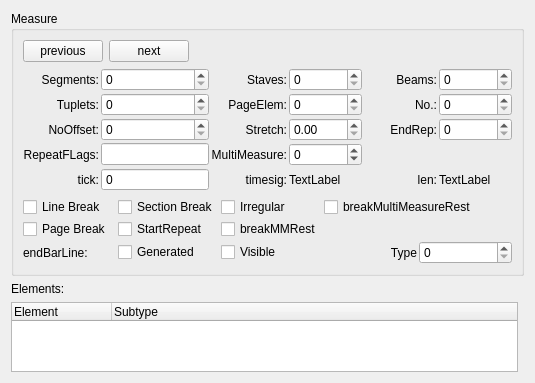
Old version of the form mscore/mscore/measure.ui in the repository musescore/musescore-old.
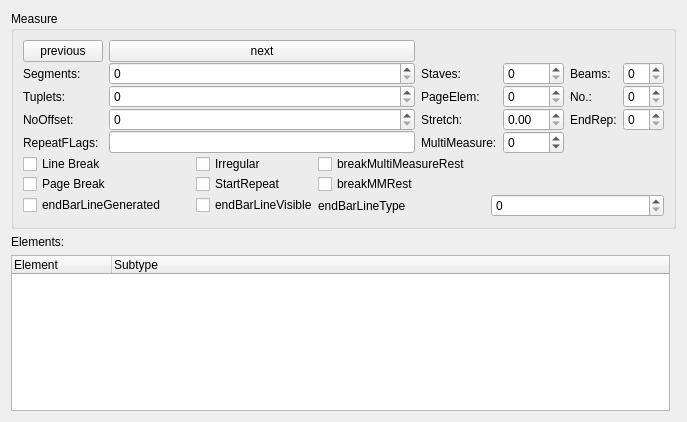
New version of the form.

What changed in the file:
```diff
--- a/mscore/mscore/measure.ui
+++ b/mscore/mscore/measure.ui
@@ -6,136 +6,131 @@
    <rect>
     <x>0</x>
     <y>0</y>
-    <width>535</width>
-    <height>372</height>
+    <width>687</width>
+    <height>422</height>
    </rect>
   </property>
   <property name="windowTitle">
    <string>Form</string>
   </property>
   <layout class="QGridLayout">
-   <item row="1" column="0">
-    <widget class="QLabel" name="label_11">
-     <property name="text">
-      <string notr="true">Elements:</string>
-     </property>
-    </widget>
-   </item>
-   <item row="2" column="0">
-    <widget class="QTreeWidget" name="sel">
-     <column>
-      <property name="text">
-       <string notr="true">Element</string>
-      </property>
-     </column>
-     <column>
-      <property name="text">
-       <string notr="true">Subtype</string>
-      </property>
-     </column>
-    </widget>
-   </item>
    <item row="0" column="0" colspan="2">
     <widget class="QGroupBox" name="MeasureBase_2">
      <property name="title">
       <string notr="true">Measure</string>
      </property>
      <property name="flat">
-      <bool>false</bool>
-     </property>
-     <layout class="QVBoxLayout" name="verticalLayout">
-      <item>
-       <layout class="QHBoxLayout" name="horizontalLayout">
-        <item>
-         <widget class="QPushButton" name="prevButton">
-          <property name="toolTip">
-           <string notr="true"/>
-          </property>
-          <property name="text">
-           <string notr="true">previous</string>
-          </property>
-         </widget>
-        </item>
-        <item>
-         <widget class="QPushButton" name="nextButton">
-          <property name="text">
-           <string notr="true">next</string>
-          </property>
-         </widget>
-        </item>
-        <item>
-         <spacer name="horizontalSpacer">
-          <property name="orientation">
-           <enum>Qt::Horizontal</enum>
-          </property>
-          <property name="sizeHint" stdset="0">
-           <size>
-            <width>40</width>
-            <height>20</height>
-           </size>
-          </property>
-         </spacer>
-        </item>
-       </layout>
-      </item>
-      <item>
-       <layout class="QGridLayout" name="gridLayout_2">
-        <property name="spacing">
-         <number>2</number>
-        </property>
-        <item row="4" column="2">
-         <widget class="QSpinBox" name="tick">
-          <property name="readOnly">
            <bool>true</bool>
           </property>
-          <property name="buttonSymbols">
-           <enum>QAbstractSpinBox::NoButtons</enum>
-          </property>
-          <property name="maximum">
-           <number>16000000</number>
-          </property>
-         </widget>
-        </item>
+     <layout class="QGridLayout">
+      <property name="horizontalSpacing">
+       <number>6</number>
+      </property>
+      <property name="verticalSpacing">
+       <number>0</number>
+      </property>
+      <property name="margin">
+       <number>9</number>
+      </property>
+      <item row="5" column="0" colspan="6">
+       <layout class="QGridLayout" name="gridLayout">
+        <property name="margin">
+         <number>0</number>
+        </property>
         <item row="0" column="0">
-         <widget class="QLabel" name="label">
+         <widget class="QCheckBox" name="lineBreak">
           <property name="text">
-           <string notr="true">Segments:</string>
+           <string notr="true">Line Break</string>
           </property>
-          <property name="textFormat">
-           <enum>Qt::PlainText</enum>
+         </widget>
+        </item>
+        <item row="0" column="1">
+         <widget class="QCheckBox" name="irregular">
+          <property name="sizePolicy">
+           <sizepolicy hsizetype="Fixed" vsizetype="Fixed">
+            <horstretch>0</horstretch>
+            <verstretch>0</verstretch>
+           </sizepolicy>
           </property>
-          <property name="alignment">
-           <set>Qt::AlignRight|Qt::AlignTrailing|Qt::AlignVCenter</set>
+          <property name="text">
+           <string notr="true">Irregular</string>
           </property>
          </widget>
         </item>
-        <item row="0" column="2">
-         <widget class="QSpinBox" name="segments">
+        <item row="1" column="0">
+         <widget class="QCheckBox" name="pageBreak">
+          <property name="text">
+           <string notr="true">Page Break</string>
+          </property>
+         </widget>
+        </item>
+        <item row="1" column="1">
+         <widget class="QCheckBox" name="startRepeat">
           <property name="sizePolicy">
-           <sizepolicy hsizetype="Preferred" vsizetype="Fixed">
+           <sizepolicy hsizetype="Fixed" vsizetype="Fixed">
             <horstretch>0</horstretch>
             <verstretch>0</verstretch>
            </sizepolicy>
           </property>
+          <property name="text">
+           <string notr="true">StartRepeat</string>
+          </property>
          </widget>
         </item>
-        <item row="0" column="3">
-         <widget class="QLabel" name="label_4">
+        <item row="0" column="2" colspan="2">
+         <widget class="QCheckBox" name="breakMultiMeasureRest">
           <property name="text">
-           <string notr="true">Staves:</string>
+           <string>breakMultiMeasureRest</string>
           </property>
-          <property name="textFormat">
-           <enum>Qt::PlainText</enum>
+         </widget>
+        </item>
+        <item row="1" column="2" colspan="2">
+         <widget class="QCheckBox" name="breakMMRest">
+          <property name="text">
+           <string notr="true">breakMMRest</string>
           </property>
-          <property name="alignment">
-           <set>Qt::AlignRight|Qt::AlignTrailing|Qt::AlignVCenter</set>
+         </widget>
+        </item>
+        <item row="2" column="0">
+         <widget class="QCheckBox" name="endBarLineGenerated">
+          <property name="text">
+           <string notr="true">endBarLineGenerated</string>
           </property>
          </widget>
         </item>
-        <item row="0" column="5">
-         <widget class="QSpinBox" name="staves"/>
+        <item row="2" column="1">
+         <widget class="QCheckBox" name="endBarLineVisible">
+          <property name="text">
+           <string notr="true">endBarLineVisible</string>
+          </property>
+         </widget>
         </item>
-        <item row="0" column="6">
+        <item row="2" column="2">
+         <widget class="QLabel" name="label_10">
+          <property name="text">
+           <string notr="true">endBarLineType</string>
+          </property>
+         </widget>
+        </item>
+        <item row="2" column="3">
+         <widget class="QSpinBox" name="endBarLineType"/>
+        </item>
+       </layout>
+      </item>
+      <item row="2" column="5">
+       <widget class="QSpinBox" name="measureNo"/>
+      </item>
+      <item row="2" column="4">
+       <widget class="QLabel" name="label_8">
+        <property name="text">
+         <string notr="true">No.:</string>
+        </property>
+        <property name="textFormat">
+         <enum>Qt::PlainText</enum>
+        </property>
+       </widget>
+      </item>
+      <item row="1" column="4">
          <widget class="QLabel" name="label_7">
           <property name="text">
            <string notr="true">Beams:</string>
@@ -143,38 +138,31 @@
           <property name="textFormat">
            <enum>Qt::PlainText</enum>
           </property>
-          <property name="alignment">
-           <set>Qt::AlignRight|Qt::AlignTrailing|Qt::AlignVCenter</set>
-          </property>
-         </widget>
-        </item>
-        <item row="0" column="8">
+       </widget>
+      </item>
+      <item row="1" column="5">
          <widget class="QSpinBox" name="beams"/>
         </item>
-        <item row="1" column="0">
-         <widget class="QLabel" name="label_2">
+      <item row="3" column="3">
+       <widget class="QDoubleSpinBox" name="stretch"/>
+      </item>
+      <item row="2" column="3">
+       <widget class="QSpinBox" name="pageElements"/>
+      </item>
+      <item row="3" column="2">
+       <widget class="QLabel" name="label_6">
           <property name="text">
-           <string notr="true">Tuplets:</string>
+         <string notr="true">Stretch:</string>
           </property>
           <property name="textFormat">
            <enum>Qt::PlainText</enum>
-          </property>
-          <property name="alignment">
-           <set>Qt::AlignRight|Qt::AlignTrailing|Qt::AlignVCenter</set>
-          </property>
-         </widget>
-        </item>
-        <item row="1" column="2">
-         <widget class="QSpinBox" name="tuplets">
-          <property name="sizePolicy">
-           <sizepolicy hsizetype="Preferred" vsizetype="Fixed">
-            <horstretch>0</horstretch>
-            <verstretch>0</verstretch>
-           </sizepolicy>
           </property>
          </widget>
         </item>
         <item row="1" column="3">
+       <widget class="QSpinBox" name="staves"/>
+      </item>
+      <item row="2" column="2">
          <widget class="QLabel" name="label_5">
           <property name="text">
            <string notr="true">PageElem:</string>
@@ -182,31 +170,25 @@
           <property name="textFormat">
            <enum>Qt::PlainText</enum>
           </property>
-          <property name="alignment">
-           <set>Qt::AlignRight|Qt::AlignTrailing|Qt::AlignVCenter</set>
-          </property>
-         </widget>
-        </item>
-        <item row="1" column="5">
-         <widget class="QSpinBox" name="pageElements"/>
-        </item>
-        <item row="1" column="6">
-         <widget class="QLabel" name="label_8">
+       </widget>
+      </item>
+      <item row="1" column="2">
+       <widget class="QLabel" name="label_4">
           <property name="text">
-           <string notr="true">No.:</string>
+         <string notr="true">Staves:</string>
           </property>
           <property name="textFormat">
            <enum>Qt::PlainText</enum>
           </property>
-          <property name="alignment">
-           <set>Qt::AlignRight|Qt::AlignTrailing|Qt::AlignVCenter</set>
-          </property>
-         </widget>
-        </item>
-        <item row="1" column="8">
-         <widget class="QSpinBox" name="measureNo"/>
-        </item>
-        <item row="2" column="0">
+       </widget>
+      </item>
+      <item row="3" column="1">
+       <widget class="QSpinBox" name="noOffset"/>
+      </item>
+      <item row="2" column="1">
+       <widget class="QSpinBox" name="tuplets"/>
+      </item>
+      <item row="3" column="0">
          <widget class="QLabel" name="label_3">
           <property name="text">
            <string notr="true">NoOffset:</string>
@@ -214,13 +196,20 @@
           <property name="textFormat">
            <enum>Qt::PlainText</enum>
           </property>
-          <property name="alignment">
-           <set>Qt::AlignRight|Qt::AlignTrailing|Qt::AlignVCenter</set>
-          </property>
-         </widget>
-        </item>
-        <item row="2" column="2">
-         <widget class="QSpinBox" name="noOffset">
+       </widget>
+      </item>
+      <item row="2" column="0">
+       <widget class="QLabel" name="label_2">
+        <property name="text">
+         <string notr="true">Tuplets:</string>
+        </property>
+        <property name="textFormat">
+         <enum>Qt::PlainText</enum>
+        </property>
+       </widget>
+      </item>
+      <item row="1" column="1">
+       <widget class="QSpinBox" name="segments">
           <property name="sizePolicy">
            <sizepolicy hsizetype="Preferred" vsizetype="Fixed">
             <horstretch>0</horstretch>
@@ -229,72 +218,58 @@
           </property>
          </widget>
         </item>
-        <item row="2" column="3">
-         <widget class="QLabel" name="label_6">
+      <item row="1" column="0">
+       <widget class="QLabel" name="label">
           <property name="text">
-           <string notr="true">Stretch:</string>
+         <string notr="true">Segments:</string>
           </property>
           <property name="textFormat">
            <enum>Qt::PlainText</enum>
           </property>
-          <property name="alignment">
-           <set>Qt::AlignRight|Qt::AlignTrailing|Qt::AlignVCenter</set>
-          </property>
-         </widget>
-        </item>
-        <item row="2" column="5">
-         <widget class="QDoubleSpinBox" name="stretch"/>
-        </item>
-        <item row="2" column="6">
+       </widget>
+      </item>
+      <item row="3" column="5">
+       <widget class="QSpinBox" name="endRepeat"/>
+      </item>
+      <item row="3" column="4">
          <widget class="QLabel" name="label_9">
           <property name="text">
            <string notr="true">EndRep:</string>
           </property>
-          <property name="alignment">
-           <set>Qt::AlignRight|Qt::AlignTrailing|Qt::AlignVCenter</set>
+       </widget>
+      </item>
+      <item row="4" column="1">
+       <widget class="QLineEdit" name="repeatFlags">
+        <property name="readOnly">
+         <bool>true</bool>
           </property>
          </widget>
         </item>
-        <item row="2" column="8">
-         <widget class="QSpinBox" name="endRepeat"/>
-        </item>
-        <item row="3" column="0">
+      <item row="4" column="0">
          <widget class="QLabel" name="label_13">
           <property name="text">
            <string notr="true">RepeatFLags:</string>
           </property>
-          <property name="alignment">
-           <set>Qt::AlignRight|Qt::AlignTrailing|Qt::AlignVCenter</set>
-          </property>
-         </widget>
-        </item>
-        <item row="3" column="2">
-         <widget class="QLineEdit" name="repeatFlags">
-          <property name="sizePolicy">
-           <sizepolicy hsizetype="Preferred" vsizetype="Fixed">
-            <horstretch>0</horstretch>
-            <verstretch>0</verstretch>
-           </sizepolicy>
-          </property>
-          <property name="readOnly">
-           <bool>true</bool>
-          </property>
-         </widget>
-        </item>
-        <item row="3" column="3">
-         <widget class="QLabel" name="label_12">
+       </widget>
+      </item>
+      <item row="0" column="0">
+       <widget class="QPushButton" name="prevButton">
           <property name="toolTip">
            <string notr="true"/>
           </property>
           <property name="text">
-           <string notr="true">MultiMeasure:</string>
-          </property>
-          <property name="alignment">
-           <set>Qt::AlignRight|Qt::AlignTrailing|Qt::AlignVCenter</set>
+         <string notr="true">previous</string>
+        </property>
+       </widget>
+      </item>
+      <item row="0" column="1">
+       <widget class="QPushButton" name="nextButton">
+        <property name="text">
+         <string notr="true">next</string>
           </property>
          </widget>
         </item>
-        <item row="3" column="5">
+      <item row="4" column="3">
          <widget class="QSpinBox" name="multiMeasure">
           <property name="minimum">
            <number>-2</number>
@@ -304,158 +279,38 @@
           </property>
          </widget>
         </item>
-        <item row="4" column="6">
-         <widget class="QLabel" name="label_16">
-          <property name="text">
-           <string notr="true">len:</string>
-          </property>
-          <property name="alignment">
-           <set>Qt::AlignRight|Qt::AlignTrailing|Qt::AlignVCenter</set>
-          </property>
-         </widget>
-        </item>
-        <item row="4" column="3">
-         <widget class="QLabel" name="label_15">
+      <item row="4" column="2">
+       <widget class="QLabel" name="label_12">
+        <property name="toolTip">
+         <string notr="true"/>
+        </property>
           <property name="text">
-           <string notr="true">timesig:</string>
-          </property>
-          <property name="alignment">
-           <set>Qt::AlignRight|Qt::AlignTrailing|Qt::AlignVCenter</set>
-          </property>
-         </widget>
-        </item>
-        <item row="4" column="0">
-         <widget class="QLabel" name="label_14">
-          <property name="text">
-           <string notr="true">tick:</string>
-          </property>
-          <property name="alignment">
-           <set>Qt::AlignRight|Qt::AlignTrailing|Qt::AlignVCenter</set>
-          </property>
-         </widget>
-        </item>
-        <item row="4" column="5">
-         <widget class="QLabel" name="timesig">
-          <property name="text">
-           <string>TextLabel</string>
-          </property>
-         </widget>
-        </item>
-        <item row="4" column="8">
-         <widget class="QLabel" name="len">
-          <property name="text">
-           <string>TextLabel</string>
+         <string notr="true">MultiMeasure:</string>
           </property>
          </widget>
         </item>
        </layout>
-      </item>
-      <item>
-       <layout class="QGridLayout" name="gridLayout">
-        <property name="margin">
-         <number>0</number>
-        </property>
-        <property name="spacing">
-         <number>2</number>
-        </property>
-        <item row="0" column="2">
-         <widget class="QCheckBox" name="irregular">
-          <property name="sizePolicy">
-           <sizepolicy hsizetype="Fixed" vsizetype="Fixed">
-            <horstretch>0</horstretch>
-            <verstretch>0</verstretch>
-           </sizepolicy>
-          </property>
-          <property name="text">
-           <string notr="true">Irregular</string>
-          </property>
-         </widget>
-        </item>
-        <item row="0" column="3" colspan="2">
-         <widget class="QCheckBox" name="breakMultiMeasureRest">
-          <property name="text">
-           <string>breakMultiMeasureRest</string>
-          </property>
-         </widget>
-        </item>
-        <item row="3" column="1">
-         <widget class="QCheckBox" name="endBarLineGenerated">
-          <property name="text">
-           <string notr="true">Generated</string>
-          </property>
-         </widget>
-        </item>
-        <item row="3" column="2">
-         <widget class="QCheckBox" name="endBarLineVisible">
-          <property name="text">
-           <string notr="true">Visible</string>
-          </property>
-         </widget>
-        </item>
-        <item row="3" column="3">
-         <widget class="QLabel" name="label_10">
-          <property name="text">
-           <string notr="true">Type</string>
-          </property>
-          <property name="alignment">
-           <set>Qt::AlignRight|Qt::AlignTrailing|Qt::AlignVCenter</set>
-          </property>
-         </widget>
-        </item>
-        <item row="3" column="4">
-         <widget class="QSpinBox" name="endBarLineType"/>
-        </item>
-        <item row="3" column="0">
-         <widget class="QLabel" name="label_17">
-          <property name="text">
-           <string>endBarLine:</string>
-          </property>
-         </widget>
-        </item>
-        <item row="0" column="0">
-         <widget class="QCheckBox" name="lineBreak">
-          <property name="text">
-           <string notr="true">Line Break</string>
-          </property>
          </widget>
         </item>
         <item row="1" column="0">
-         <widget class="QCheckBox" name="pageBreak">
+    <widget class="QLabel" name="label_11">
           <property name="text">
-           <string notr="true">Page Break</string>
+      <string notr="true">Elements:</string>
           </property>
          </widget>
         </item>
-        <item row="0" column="1">
-         <widget class="QCheckBox" name="sectionBreak">
+   <item row="2" column="0">
+    <widget class="QTreeWidget" name="sel">
+     <column>
           <property name="text">
-           <string>Section Break</string>
-          </property>
-         </widget>
-        </item>
-        <item row="1" column="1">
-         <widget class="QCheckBox" name="startRepeat">
-          <property name="sizePolicy">
-           <sizepolicy hsizetype="Fixed" vsizetype="Fixed">
-            <horstretch>0</horstretch>
-            <verstretch>0</verstretch>
-           </sizepolicy>
-          </property>
+       <string notr="true">Element</string>
+      </property>
+     </column>
+     <column>
           <property name="text">
-           <string notr="true">StartRepeat</string>
-          </property>
-         </widget>
-        </item>
-        <item row="1" column="2">
-         <widget class="QCheckBox" name="breakMMRest">
-          <property name="text">
-           <string notr="true">breakMMRest</string>
-          </property>
-         </widget>
-        </item>
-       </layout>
-      </item>
-     </layout>
+       <string notr="true">Subtype</string>
+      </property>
+     </column>
     </widget>
    </item>
   </layout>
```
Lines whose indentation alone changed are shown as unchanged.
